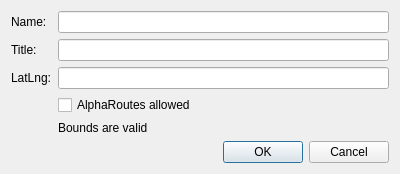
Above: dialogeditparameters.ui from allenck/mapper before the change. Below: the same form after it.
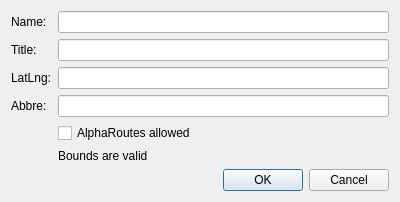
That is the form after the change.

```diff
--- a/dialogeditparameters.ui
+++ b/dialogeditparameters.ui
@@ -7,7 +7,7 @@
     <x>0</x>
     <y>0</y>
     <width>400</width>
-    <height>164</height>
+    <height>176</height>
    </rect>
   </property>
   <property name="windowTitle">
@@ -36,14 +36,14 @@
      <item row="1" column="1">
       <widget class="QLineEdit" name="txtTitle"/>
      </item>
-     <item row="3" column="1">
+     <item row="4" column="1">
       <widget class="QCheckBox" name="chkAlpha">
        <property name="text">
         <string>AlphaRoutes allowed</string>
        </property>
       </widget>
      </item>
-     <item row="4" column="1">
+     <item row="5" column="1">
       <widget class="QLabel" name="bndsLabel">
        <property name="text">
         <string>Bounds are valid</string>
@@ -60,6 +60,20 @@
        </property>
       </widget>
      </item>
+     <item row="3" column="1">
+      <widget class="QLineEdit" name="txtAbbreviations">
+       <property name="toolTip">
+        <string>&lt;html&gt;&lt;head/&gt;&lt;body&gt;&lt;p&gt;enter common abbreviations in the form abbrv::fullitem,...&lt;/p&gt;&lt;/body&gt;&lt;/html&gt;</string>
+       </property>
+      </widget>
+     </item>
+     <item row="3" column="0">
+      <widget class="QLabel" name="label_4">
+       <property name="text">
+        <string>Abbre:</string>
+       </property>
+      </widget>
+     </item>
     </layout>
    </item>
    <item row="1" column="0">
```
